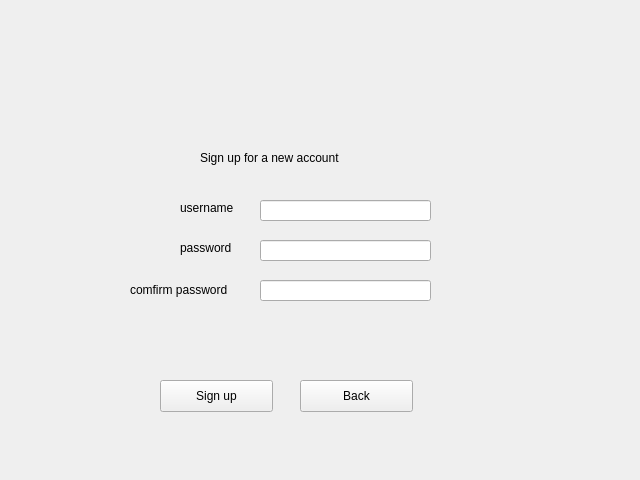
Above: blackjack-client/ui/signup.ui from lehoangtran289/Blackjack before the change. Below: the same form after it.
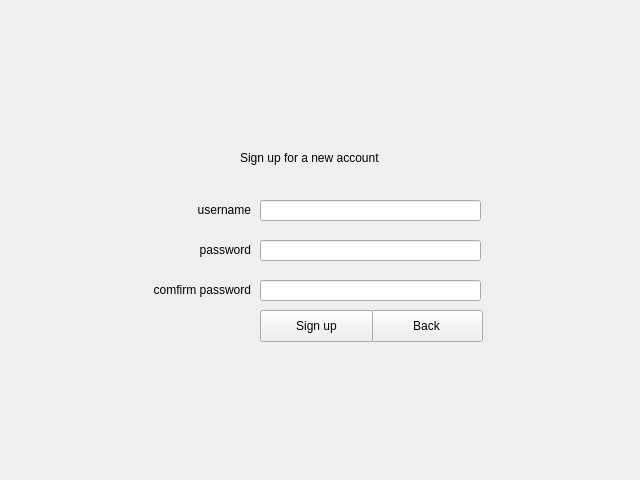
That is the form after the change.

```diff
--- a/blackjack-client/ui/signup.ui
+++ b/blackjack-client/ui/signup.ui
@@ -19,20 +19,23 @@
   <widget class="QLabel" name="label">
    <property name="geometry">
     <rect>
-     <x>180</x>
+     <x>170</x>
      <y>240</y>
-     <width>60</width>
-     <height>16</height>
+     <width>81</width>
+     <height>20</height>
     </rect>
    </property>
    <property name="text">
     <string>password</string>
    </property>
+   <property name="alignment">
+    <set>Qt::AlignRight|Qt::AlignTrailing|Qt::AlignVCenter</set>
+   </property>
   </widget>
   <widget class="QLabel" name="label_2">
    <property name="geometry">
     <rect>
-     <x>200</x>
+     <x>240</x>
      <y>150</y>
      <width>281</width>
      <height>16</height>
@@ -45,21 +48,24 @@
   <widget class="QLabel" name="label_3">
    <property name="geometry">
     <rect>
-     <x>180</x>
+     <x>170</x>
      <y>200</y>
-     <width>60</width>
-     <height>16</height>
+     <width>81</width>
+     <height>20</height>
     </rect>
    </property>
    <property name="text">
     <string>username</string>
    </property>
+   <property name="alignment">
+    <set>Qt::AlignRight|Qt::AlignTrailing|Qt::AlignVCenter</set>
+   </property>
   </widget>
   <widget class="QPushButton" name="back_button">
    <property name="geometry">
     <rect>
-     <x>300</x>
-     <y>380</y>
+     <x>370</x>
+     <y>310</y>
      <width>113</width>
      <height>32</height>
     </rect>
@@ -71,8 +77,8 @@
   <widget class="QPushButton" name="signup_button">
    <property name="geometry">
     <rect>
-     <x>160</x>
-     <y>380</y>
+     <x>260</x>
+     <y>310</y>
      <width>113</width>
      <height>32</height>
     </rect>
@@ -86,7 +92,7 @@
     <rect>
      <x>260</x>
      <y>240</y>
-     <width>171</width>
+     <width>221</width>
      <height>21</height>
     </rect>
    </property>
@@ -99,7 +105,7 @@
     <rect>
      <x>260</x>
      <y>200</y>
-     <width>171</width>
+     <width>221</width>
      <height>21</height>
     </rect>
    </property>
@@ -107,22 +113,25 @@
   <widget class="QLabel" name="label_4">
    <property name="geometry">
     <rect>
-     <x>130</x>
+     <x>110</x>
      <y>280</y>
-     <width>121</width>
+     <width>141</width>
      <height>20</height>
     </rect>
    </property>
    <property name="text">
     <string>comfirm password</string>
    </property>
+   <property name="alignment">
+    <set>Qt::AlignRight|Qt::AlignTrailing|Qt::AlignVCenter</set>
+   </property>
   </widget>
   <widget class="QLineEdit" name="confirm_entry">
    <property name="geometry">
     <rect>
      <x>260</x>
      <y>280</y>
-     <width>171</width>
+     <width>221</width>
      <height>21</height>
     </rect>
    </property>
```
